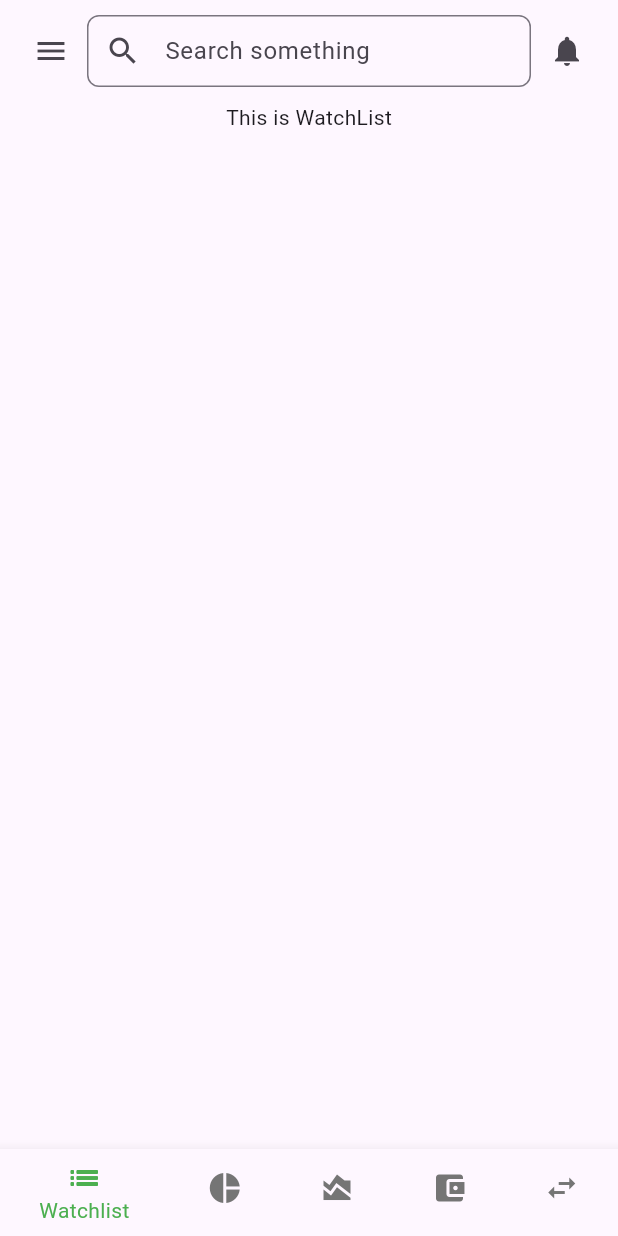
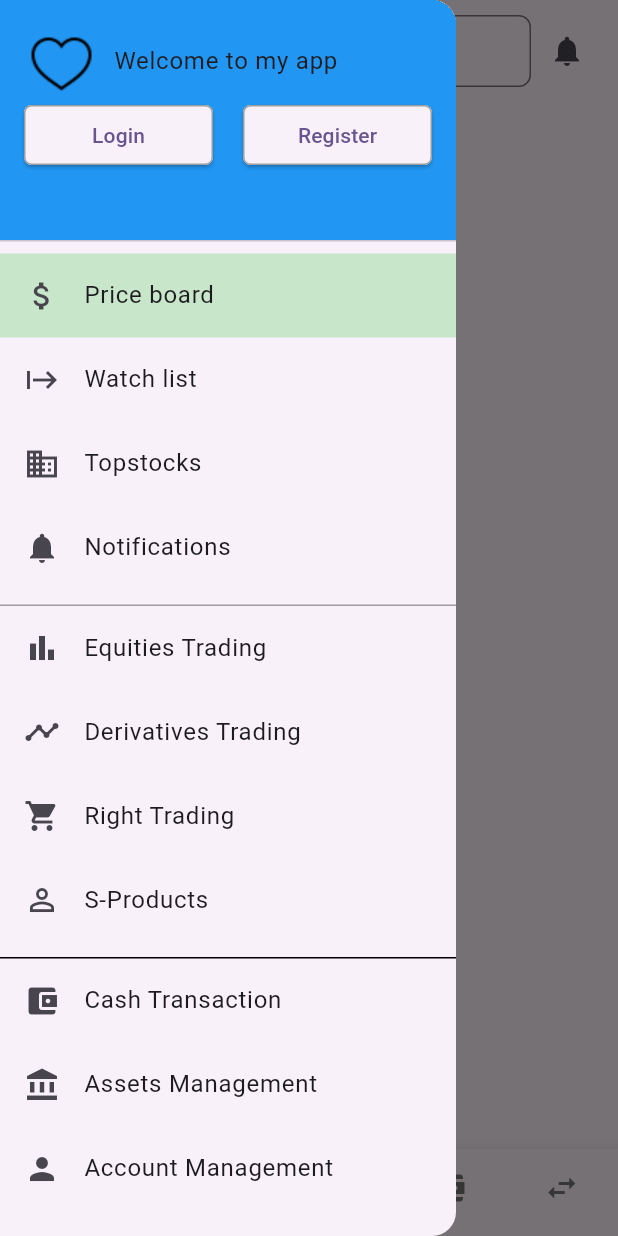
Before and after one commit to thisisdinhtuans/Flutter_.NET, a Flutter app: the screen it shows after launch, with the side drawer open (before the commit the screen has no drawer), on a phone screen of 412 x 824 dp. Run offline on Flutter 3.47's test engine with Material 2 defaults, Android fonts, the phone set to English and light mode, and no system bars.

Commit message:
done menu for app

```diff
--- a/lib/screens/home/drawers/left/left.dart
+++ b/lib/screens/home/drawers/left/left.dart
@@ -0,0 +1,118 @@
+import 'package:flutter/material.dart';
+class LeftDrawer extends StatefulWidget {
+  const LeftDrawer({super.key});
+
+  @override
+  State<LeftDrawer> createState() => _LeftDrawerState();
+}
+
+class _LeftDrawerState extends State<LeftDrawer> {
+  int _selectedIndex=0;
+  @override
+  Widget build(BuildContext context) {
+    return Drawer(
+      child: ListView(
+        children: [
+          DrawerHeader(
+              decoration: BoxDecoration(
+                  color: Colors.blue),
+              //vì là danh sách nên ta cho vào một cột
+              child: Column(
+                children: [
+                  //để mà cái logo với text cùng một hàng thì cho vào row
+                  Row(
+                    children: [
+                      Image.asset('assets/images/logo.png', height: 50,),
+                      //muốn nó cách ra thì dùng width, cho nó cos khoảng khoong
+                      const SizedBox(width: 10,),
+                      const Text('Welcome to my app')
+                    ],
+                  ),
+                  Row(
+                    children: [
+                      //expanded là cho nut button dài đến cuoi
+                      //nếu mà để 2 thẻ Expanded cạnh nhau thì mỗi thà một nửa
+                        Expanded(child: ElevatedButton(
+                          onPressed: () {},
+                          style: ElevatedButton.styleFrom(
+                            shape: RoundedRectangleBorder(
+                              borderRadius: BorderRadius.circular(5),
+                            ),
+                            side:const BorderSide(
+                              width: 1,
+                              color: Colors.grey,
+                            ),
+                          ),
+                          child: const Text('Login')
+                        )),
+                        //cách 2 cái nút đó ra 20
+                        const SizedBox(width: 20,),
+                        Expanded(child: ElevatedButton(
+                          onPressed: () {},
+                          style: ElevatedButton.styleFrom(
+                            shape: RoundedRectangleBorder(
+                              borderRadius: BorderRadius.circular(5),
+                            ),
+                            side: const BorderSide(
+                              width: 1,
+                              color: Colors.grey,
+                            ),
+                          ),
+                          child: const Text('Register'),
+                        )
+                        )
+                    ],
+                  )
+                ],
+              )
+          ),
+          _buildDrawerItem(Icons.attach_money, 'Price board', 0),
+          _buildDrawerItem(Icons.start, 'Watch list', 1),
+          _buildDrawerItem(Icons.business, 'Topstocks', 2),
+          _buildDrawerItem(Icons.notifications, 'Notifications', 3),
+          //cứ 4 cái thì cách ra một tý, có cả dấu gạch giữa cho dễ nhìn
+          const SizedBox(height:10),
+          const Divider(height: 1, color: Colors.grey,),
+          _buildDrawerItem(Icons.bar_chart, 'Equities Trading', 4),
+          _buildDrawerItem(Icons.timeline, 'Derivatives Trading', 5),
+          _buildDrawerItem(Icons.shopping_cart, 'Right Trading', 6),
+          _buildDrawerItem(Icons.person_outline, 'S-Products', 7),
+          const SizedBox(height:10),
+          const Divider(height: 1, color: Colors.black,),
+          _buildDrawerItem(Icons.account_balance_wallet, 'Cash Transaction', 8),
+          _buildDrawerItem(Icons.account_balance, 'Assets Management', 9),
+          _buildDrawerItem(Icons.person, 'Account Management', 10),
+          _buildDrawerItem(Icons.add_box, 'Abc Plus', 11),
+          const SizedBox(height:10),
+          const Divider(height: 1, color: Colors.black,),
+          _buildDrawerItem(Icons.settings, 'Settings', 12),
+          _buildDrawerItem(Icons.contact_mail, 'Contact', 13),
+          //muốn container bấm được thì sử dụng InkWell
+
+        ],
+      ),
+    );
+  }
+  //vì sử dụng trong nội bộ nên là sử dụng tên hàm có dấu gạch dưới
+  Widget _buildDrawerItem(IconData icon,String title, int index) {
+    return InkWell(
+      //trong InkWell có thuộc tính onTap để bấm vào
+      //bây giờ có nhiều cái thanh trong menu thì nó vẫn chưa đổi màu được khi nhấn vào, phải dùng setState
+      onTap: (){
+        setState(() {
+          _selectedIndex=index;
+        });
+      },
+      child: Container(
+        color: index==_selectedIndex ? Colors.green[100]:null,
+        child: ListTile(
+          leading: Icon(icon),
+          title: Text(
+            title,
+            style: TextStyle(fontSize: 16),
+          ),
+        ),
+      ),
+    );
+  }
+}
--- a/lib/screens/home/home.dart
+++ b/lib/screens/home/home.dart
@@ -3,6 +3,7 @@ import 'package:flutter/material.dart';
 import 'package:stock_app/screens/home/Trading/trading.dart';
 import 'package:stock_app/screens/home/assets/assets.dart';
 import 'package:stock_app/screens/home/cash_transfer/cash_transfer.dart';
+import 'package:stock_app/screens/home/drawers/left/left.dart';
 import 'package:stock_app/screens/home/market/market.dart';
 import 'package:stock_app/screens/home/watchlist/watchlist.dart';
 
@@ -12,6 +13,7 @@ class HomeScreen extends StatefulWidget {
 }
 class _HomeScreenState extends State<HomeScreen> {
   int _currentIndex=0;
+  final GlobalKey<ScaffoldState> _scaffoldKey=GlobalKey<ScaffoldState>();
   final List<Widget> _screens=[
     WatchListScreen(),
     MarketScreen(),
@@ -23,7 +25,8 @@ class _HomeScreenState extends State<HomeScreen> {
   Widget build(BuildContext context) {
     // vì là màn hình neen chúng ta return về ther Scaffold
     return Scaffold(
-
+      key:_scaffoldKey,
+      drawer: LeftDrawer(),
       body: Column(
         // mainAxisAlignment: MainAxisAlignment.center,
         // crossAxisAlignment: CrossAxisAlignment.center,
@@ -38,6 +41,8 @@ class _HomeScreenState extends State<HomeScreen> {
               children: [
                 IconButton(onPressed: (){
                   //Open drawer
+                  //nó có thể nhận giá trị null nên là
+                  _scaffoldKey.currentState?.openDrawer();
                 },icon:const Icon(Icons.menu)),
                 //Làm thẻ textfield để người ta search
 
@@ -65,6 +70,7 @@ class _HomeScreenState extends State<HomeScreen> {
               ],
             ),
           )),
+          // cái này là cái ruột
           _screens[_currentIndex]
         ],
       ),
```
